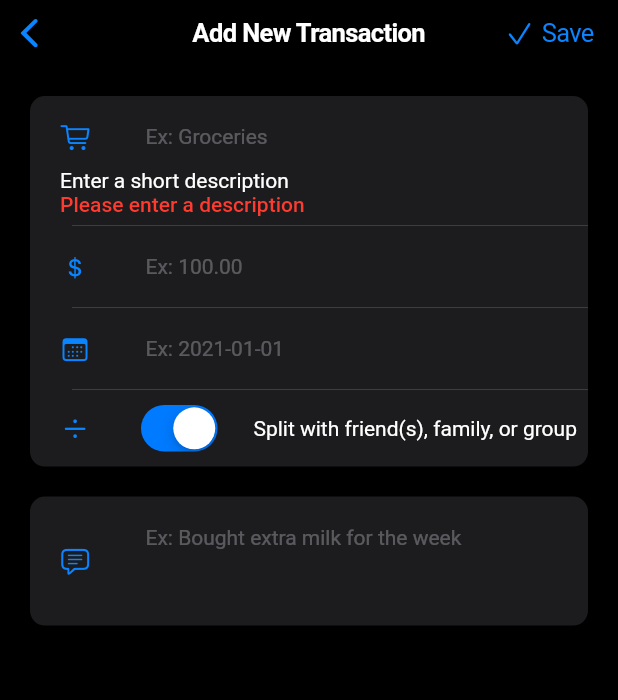
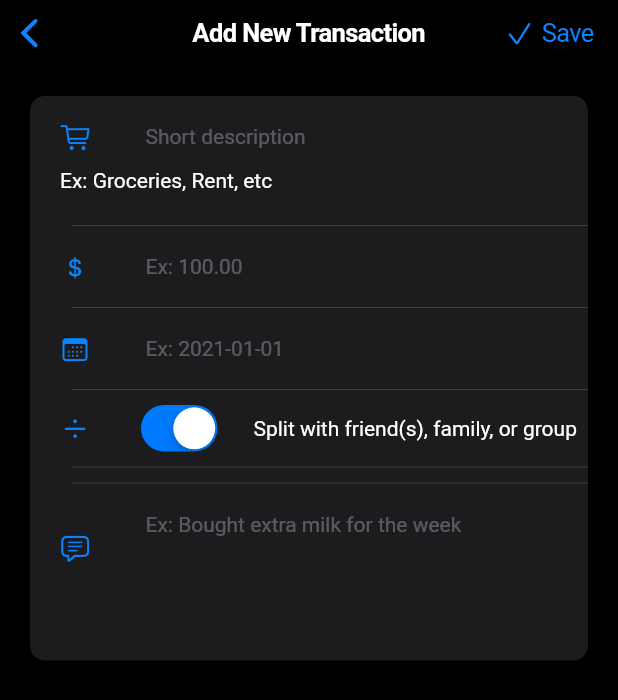
Before and after one commit to pkimtani/oma-dhan, a Flutter app: the screen it shows after launch, after a tap on an icon or button, on a phone screen of 412 x 824 dp. Shown: the top 700 px of the screen. Run offline on Flutter 3.47's test engine with Material 3 defaults, Android fonts, the phone set to English and light mode, and no system bars; our stand-ins replace drift, drift_flutter, flutter_bloc, freezed_annotation; missing offline and left inert: faker_dart; accounts and stored records are empty; generated files the repository leaves out were written again.

Commit message:
checkpoint - foundation work for transaction form

```diff
--- /dev/null
+++ b/lib/core/validators/form_field_value.dart
@@ -0,0 +1,35 @@
+import 'package:apps/core/validators/text_validator_extension.dart';
+
+class FormFieldValue {
+  final String? value;
+  final String? error;
+
+  FormFieldValue({
+    this.value,
+    this.error,
+  });
+
+  FormFieldValue.text(String? value)
+      : this(
+          value: value,
+        );
+
+  FormFieldValue.requiredText(String? value)
+      : this(
+          value: value,
+          error: value.isNotNull(),
+        );
+
+  FormFieldValue.email(String? value)
+      : this(
+          value: value,
+          error: value.isNotNull() ?? value.isEmail(),
+        );
+
+  FormFieldValue.double(String? value)
+      : this(
+          value: value,
+          error: value.isNotNull() ??
+              (double.tryParse(value!) == null ? 'Invalid number' : null),
+        );
+}
--- /dev/null
+++ b/lib/core/validators/text_validator_extension.dart
@@ -0,0 +1,15 @@
+extension TextValidatorExtension on String? {
+  String? isNotNull() {
+    if (this == null || this!.isEmpty) {
+      return 'This field is required';
+    }
+    return null;
+  }
+
+  String? isEmail() {
+    if (!RegExp(r'^[\w-\.]+@([\w-]+\.)+[\w-]{2,4}$').hasMatch(this!)) {
+      return 'Invalid email address';
+    }
+    return null;
+  }
+}
--- a/lib/main.dart
+++ b/lib/main.dart
@@ -2,8 +2,8 @@ import 'package:apps/core/app.bloc_observer.dart';
 import 'package:apps/data/transaction_data.dart';
 import 'package:apps/transactions_module/blocs/transactions_bloc.dart';
 import 'package:apps/transactions_module/events/transactions_events.dart';
-import 'package:apps/transactions_module/pages/add_new_transaction.dart';
 import 'package:apps/transactions_module/pages/grouped_transactions_list_view.dart';
+import 'package:apps/transactions_module/pages/transaction_form.dart';
 import 'package:apps/transactions_module/repositories/transaction_repository.dart';
 import 'package:apps/transactions_module/states/transactions_state.dart';
 import 'package:flutter/cupertino.dart';
@@ -91,18 +91,18 @@ class ExpenseListWidget extends StatelessWidget {
       padding: const EdgeInsets.symmetric(horizontal: 10.0),
       child: BlocBuilder<TransactionsBloc, TransactionsState>(
         builder: (BuildContext context, TransactionsState state) {
-          switch (state.status) {
-            case TransactionsStatus.fetching:
+          switch (state) {
+            case TransactionsState.initial:
               return const Center(
                 child: CupertinoActivityIndicator(),
               );
-            case TransactionsStatus.fetchSuccess:
+            case TransactionsState.fetchSuccess:
               return GroupedTransactionsListView(
                 transactions: state.transactions ?? [],
               );
-            case TransactionsStatus.fetchError:
-              return const Center(
-                child: Text('Error fetching transactions'),
+            case TransactionsState.fetchError:
+              return Center(
+                child: Text(state.message ?? 'Error fetching transactions'),
               );
             default:
               return const Center(
--- a/lib/transactions_module/blocs/add_transaction_form_bloc.dart
+++ /dev/null
@@ -1,40 +0,0 @@
-import 'package:apps/transactions_module/events/add_transaction_form_event.dart';
-import 'package:apps/transactions_module/states/add_transaction_form_state.dart';
-import 'package:flutter_bloc/flutter_bloc.dart';
-
-class AddTransactionFormBloc
-    extends Bloc<AddTransactionFormEvent, AddTransactionFormState> {
-  AddTransactionFormBloc() : super(AddTransactionFormState.initial()) {
-    on<AddTransactionFormEvent>(
-      (event, emit) => event.map(
-        init: (event) => _initAddTransactionForm(event, emit),
-        titleChanged: (event) => _titleChanged(event, emit),
-        amountChanged: (event) => _amountChanged(event, emit),
-        dateChanged: (event) => null,
-        submitting: (event) => null,
-        success: (event) => null,
-        error: (event) => null,
-      ),
-      transformer: null,
-    );
-  }
-
-  Future<void> _initAddTransactionForm(AddTransactionFormEvent event,
-      Emitter<AddTransactionFormState> emit) async {
-    emit(AddTransactionFormState.initial());
-  }
-
-  Future<void> _titleChanged(TitleChangedTransactionEvent event,
-      Emitter<AddTransactionFormState> emit) async {
-    emit(state.copyWith(
-      title: event.title,
-    ));
-  }
-
-  Future<void> _amountChanged(AmountChangedTransactionEvent event,
-      Emitter<AddTransactionFormState> emit) async {
-    emit(state.copyWith(
-      amount: double.parse(event.amount),
-    ));
-  }
-}
--- /dev/null
+++ b/lib/transactions_module/blocs/transaction_form_bloc.dart
@@ -0,0 +1,47 @@
+import 'package:apps/core/validators/form_field_value.dart';
+import 'package:apps/transactions_module/events/transaction_form_event.dart';
+import 'package:apps/transactions_module/states/transaction_form_state.dart';
+import 'package:flutter_bloc/flutter_bloc.dart';
+
+class TransactionFormBloc
+    extends Bloc<TransactionFormEvent, TransactionFormState> {
+  TransactionFormBloc() : super(TransactionFormState.initial()) {
+    on<TransactionFormEvent>(
+      (event, emit) => event.map(
+        init: (event) => _initAddTransactionForm(event, emit),
+        titleChanged: (event) => _formChanged(event, emit),
+        notesChanged: (event) => _formChanged(event, emit),
+        amountChanged: (event) => _formChanged(event, emit),
+        submitting: (event) => null,
+        success: (event) => null,
+        error: (event) => null,
+      ),
+      transformer: null,
+    );
+  }
+
+  Future<void> _initAddTransactionForm(
+      TransactionFormEvent event, Emitter<TransactionFormState> emit) async {
+    emit(TransactionFormState.initial());
+  }
+
+  Future<void> _formChanged(
+      TransactionFormEvent event, Emitter<TransactionFormState> emit) async {
+    switch (event) {
+      case TitleChangedTransactionEvent(:final title):
+        emit(TransactionFormState.editing(
+            state.copyWith(title: FormFieldValue.requiredText(title))));
+        break;
+      case NotesChangedTransactionEvent(:final notes):
+        emit(TransactionFormState.editing(
+            state.copyWith(notes: FormFieldValue.text(notes))));
+        break;
+      case AmountChangedTransactionEvent(:final amount):
+        emit(TransactionFormState.editing(
+            state.copyWith(amount: FormFieldValue.double(amount))));
+        break;
+      default:
+        break;
+    }
+  }
+}
--- a/lib/transactions_module/blocs/transactions_bloc.dart
+++ b/lib/transactions_module/blocs/transactions_bloc.dart
@@ -34,8 +34,9 @@ class TransactionsBloc extends Bloc<TransactionsEvent, TransactionsState> {
     }
   }
 
+  // TODO: pass value to error event so we can add the event instead of emitting the state
   void _errorLoadingTransactions(
       TransactionsEvent event, Emitter<TransactionsState> emit) {
-    emit(TransactionsState.fetchError('Error loading transactions'));
+    emit(TransactionsState.fetchError('Error loading transaction(s)'));
   }
 }
--- a/lib/transactions_module/events/add_transaction_form_event.dart
+++ /dev/null
@@ -1,34 +0,0 @@
-import 'package:freezed_annotation/freezed_annotation.dart';
-
-part 'add_transaction_form_event.freezed.dart';
-
-@freezed
-sealed class AddTransactionFormEvent with _$AddTransactionFormEvent {
-  const AddTransactionFormEvent._();
-
-  // initialize form
-  const factory AddTransactionFormEvent.init() = InitTransactionFormEvent;
-
-  // update title field
-  const factory AddTransactionFormEvent.titleChanged(String title) =
-      TitleChangedTransactionEvent;
-
-  // update amount field
-  const factory AddTransactionFormEvent.amountChanged(String amount) =
-      AmountChangedTransactionEvent;
-
-  // update date field
-  const factory AddTransactionFormEvent.dateChanged(DateTime date) =
-      DateChangedTransactionEvent;
-
-  // submit transaction
-  const factory AddTransactionFormEvent.submitting() =
-      SubmittingTransactionEvent;
-
-  // submit success
-  const factory AddTransactionFormEvent.success() =
-      SuccessSavingTransactionEvent;
-
-  // error saving transaction
-  const factory AddTransactionFormEvent.error() = ErrorSavingTransactionEvent;
-}
--- /dev/null
+++ b/lib/transactions_module/events/transaction_form_event.dart
@@ -0,0 +1,34 @@
+import 'package:freezed_annotation/freezed_annotation.dart';
+
+part 'transaction_form_event.freezed.dart';
+
+@freezed
+sealed class TransactionFormEvent with _$TransactionFormEvent {
+  const TransactionFormEvent._();
+
+  // initialize form
+  const factory TransactionFormEvent.init() = InitTransactionFormEvent;
+
+  // update title field
+  const factory TransactionFormEvent.titleChanged(String title) =
+      TitleChangedTransactionEvent;
+
+  // update notes field
+  const factory TransactionFormEvent.notesChanged(String notes) =
+      NotesChangedTransactionEvent;
+
+  // update amount field
+  const factory TransactionFormEvent.amountChanged(String amount) =
+      AmountChangedTransactionEvent;
+
+  // update date field
+
+  // submit transaction
+  const factory TransactionFormEvent.submitting() = SubmittingTransactionEvent;
+
+  // submit success
+  const factory TransactionFormEvent.success() = SuccessSavingTransactionEvent;
+
+  // error saving transaction
+  const factory TransactionFormEvent.error() = ErrorSavingTransactionEvent;
+}
--- a/lib/transactions_module/pages/add_new_transaction.dart
+++ b/lib/transactions_module/pages/transaction_form.dart
@@ -1,23 +1,18 @@
-import 'package:apps/transactions_module/blocs/add_transaction_form_bloc.dart';
-import 'package:apps/transactions_module/events/add_transaction_form_event.dart';
-import 'package:apps/transactions_module/states/add_transaction_form_state.dart';
+import 'package:apps/transactions_module/blocs/transaction_form_bloc.dart';
+import 'package:apps/transactions_module/events/transaction_form_event.dart';
+import 'package:apps/transactions_module/states/transaction_form_state.dart';
 import 'package:apps/widgets/text_field_form_row.dart';
 import 'package:flutter/cupertino.dart';
 import 'package:flutter_bloc/flutter_bloc.dart';
 
-class AddNewTransaction extends StatefulWidget {
+class AddNewTransaction extends StatelessWidget {
   const AddNewTransaction({super.key});
 
-  @override
-  State<AddNewTransaction> createState() => _AddNewTransactionState();
-}
-
-class _AddNewTransactionState extends State<AddNewTransaction> {
   @override
   Widget build(BuildContext context) {
     return BlocProvider(
       create: (context) =>
-          AddTransactionFormBloc()..add(const AddTransactionFormEvent.init()),
+          TransactionFormBloc()..add(const TransactionFormEvent.init()),
       child: CupertinoPageScaffold(
         navigationBar: CupertinoNavigationBar(
           middle: const Text('Add New Transaction'),
@@ -45,19 +40,23 @@ class _AddNewTransactionState extends State<AddNewTransaction> {
             const Padding(
               padding: EdgeInsets.only(top: 20),
             ),
-            BlocBuilder<AddTransactionFormBloc, AddTransactionFormState>(
+            BlocBuilder<TransactionFormBloc, TransactionFormState>(
               builder: (context, state) {
                 return CupertinoFormSection.insetGrouped(
                   children: [
                     // short description text field
                     TextFieldFormRow(
-                      placeholder: 'Ex: Groceries',
-                      // TODO: Localise and make dynamic
-                      errorMessage: 'Please enter a description',
-                      helperText: 'Enter a short description',
+                      placeholder:
+                          'Short description', // TODO: Localise and make dynamic
+                      errorMessage: state.title?.error ??
+                          '', // TODO: hide error on first load
+                      helperText: state.title?.error != null
+                          ? ''
+                          : 'Ex: Groceries, Rent, etc',
+                      icon: CupertinoIcons.cart,
                       onChanged: (value) {
-                        context.read<AddTransactionFormBloc>().add(
-                              AddTransactionFormEvent.titleChanged(value),
+                        context.read<TransactionFormBloc>().add(
+                              TransactionFormEvent.titleChanged(value),
                             );
                       },
                     ),
@@ -137,35 +136,25 @@ class _AddNewTransactionState extends State<AddNewTransaction> {
                         ],
                       ),
                     ),
-                  ],
-                );
-              },
-            ),
+
                     const SizedBox(
                       height: 10,
                     ),
 
                     // additional form for other info like notes
-            CupertinoFormSection.insetGrouped(
-              children: [
-                CupertinoFormRow(
-                  child: Row(
-                    children: <Widget>[
-                      const Icon(
-                        CupertinoIcons.text_bubble,
-                        size: 20,
-                      ),
-                      const SizedBox(width: 10),
-                      Expanded(
-                        child: CupertinoTextFormFieldRow(
+                    TextFieldFormRow(
                       placeholder: 'Ex: Bought extra milk for the week',
+                      icon: CupertinoIcons.text_bubble,
                       maxLines: 3,
-                        ),
-                      )
-                    ],
-                  ),
+                      onChanged: (String value) {
+                        context.read<TransactionFormBloc>().add(
+                              TransactionFormEvent.notesChanged(value),
+                            );
+                      },
                     ),
                   ],
+                );
+              },
             ),
           ],
         ),
--- a/lib/transactions_module/states/add_transaction_form_state.dart
+++ /dev/null
@@ -1,34 +0,0 @@
-import 'package:apps/transactions_module/models/transaction.dart';
-import 'package:freezed_annotation/freezed_annotation.dart';
-
-part 'add_transaction_form_state.freezed.dart';
-
-@freezed
-class AddTransactionFormState with _$AddTransactionFormState {
-  const AddTransactionFormState._();
-
-  const factory AddTransactionFormState({
-    required String title,
-    required String description,
-    required double amount,
-    required DateTime date,
-  }) = _AddTransactionFormState;
-
-  factory AddTransactionFormState.initial() {
-    return AddTransactionFormState(
-      title: '',
-      description: '',
-      amount: 0,
-      date: DateTime.now(),
-    );
-  }
-
-  factory AddTransactionFormState.add(Transaction transaction) {
-    return AddTransactionFormState(
-      title: transaction.title,
-      description: transaction.notes ?? '',
-      amount: transaction.amount,
-      date: transaction.transactionDate,
-    );
-  }
-}
--- /dev/null
+++ b/lib/transactions_module/states/transaction_form_state.dart
@@ -0,0 +1,45 @@
+import 'package:apps/core/validators/form_field_value.dart';
+import 'package:freezed_annotation/freezed_annotation.dart';
+
+part 'transaction_form_state.freezed.dart';
+
+///
+/// States:
+/// Initial - initial state for a new form
+/// Editing - state when the form is being edited
+/// Saving - state when the form is saving
+/// Saved - state when the form is saved successfully
+/// SaveError - state when the form has an error
+/// Loading - state when the form is loading data
+/// Loaded - state when the form has loaded data
+/// LoadError - state when the form has an error loading data
+/// Deleting - state when the form is deleting data
+/// Deleted - state when the form has deleted data
+/// DeleteError - state when the form has an error deleting data
+
+@freezed
+class TransactionFormState with _$TransactionFormState {
+  const TransactionFormState._();
+
+  const factory TransactionFormState({
+    FormFieldValue? title,
+    FormFieldValue? notes,
+    FormFieldValue? amount,
+    DateTime? date,
+    String? saveError,
+    String? loadError,
+    String? deleteError,
+  }) = _AddTransactionFormState;
+
+  factory TransactionFormState.initial() => const TransactionFormState();
+
+  factory TransactionFormState.editing(TransactionFormState transaction) =>
+      transaction;
+
+  factory TransactionFormState.saving() => const TransactionFormState();
+
+  factory TransactionFormState.saved() => const TransactionFormState();
+
+  factory TransactionFormState.saveError(TransactionFormState transaction) =>
+      transaction;
+}
--- a/lib/transactions_module/states/transactions_state.dart
+++ b/lib/transactions_module/states/transactions_state.dart
@@ -2,27 +2,18 @@ import 'package:apps/transactions_module/models/transaction.dart';
 import 'package:freezed_annotation/freezed_annotation.dart';
 
 part 'transactions_state.freezed.dart';
-
-enum TransactionsStatus {
-  initial, // when there are no transactions available
-  fetching, // when transactions are being loaded
-  fetchSuccess, // when transactions are loaded
-  fetchError, // when there is an error loading transactions
-}
 
 @freezed
 sealed class TransactionsState with _$TransactionsState {
   const TransactionsState._();
 
   const factory TransactionsState({
-    required TransactionsStatus status,
     String? message,
     List<Transaction>? transactions,
   }) = _TransactionState;
 
   factory TransactionsState.initial() {
     return TransactionsState(
-      status: TransactionsStatus.initial,
       message: null,
       transactions: [Transaction.nullTransaction],
     );
@@ -30,7 +21,6 @@ sealed class TransactionsState with _$TransactionsState {
 
   factory TransactionsState.fetching() {
     return const TransactionsState(
-      status: TransactionsStatus.fetching,
       message: null,
       transactions: null,
     );
@@ -38,7 +28,6 @@ sealed class TransactionsState with _$TransactionsState {
 
   factory TransactionsState.fetchSuccess(List<Transaction> transactions) {
     return TransactionsState(
-      status: TransactionsStatus.fetchSuccess,
       message: null,
       transactions: transactions,
     );
@@ -46,7 +35,6 @@ sealed class TransactionsState with _$TransactionsState {
 
   factory TransactionsState.fetchError(String message) {
     return TransactionsState(
-      status: TransactionsStatus.fetchError,
       message: message,
       transactions: null,
     );
--- a/lib/widgets/text_field_form_row.dart
+++ b/lib/widgets/text_field_form_row.dart
@@ -2,33 +2,35 @@ import 'package:flutter/cupertino.dart';
 
 class TextFieldFormRow extends StatelessWidget {
   final String placeholder;
-  final String errorMessage;
-  final String helperText;
+  final IconData icon;
+  final String? errorMessage;
+  final String? helperText;
+  final int? maxLines;
   final ValueChanged<String>? onChanged;
 
   const TextFieldFormRow({
     super.key,
     required this.placeholder,
-    required this.errorMessage,
-    required this.helperText,
+    required this.icon,
+    this.errorMessage,
+    this.helperText,
+    this.maxLines,
     required this.onChanged,
   });
 
   @override
   Widget build(BuildContext context) {
     return CupertinoFormRow(
-      error: Text(errorMessage),
-      helper: Text(helperText),
+      error: Text(errorMessage ?? ''),
+      helper: Text(helperText ?? ''),
       child: Row(
         children: <Widget>[
-          const Icon(
-            CupertinoIcons.cart,
-            size: 20,
-          ),
+          Icon(icon, size: 20),
           const SizedBox(width: 10),
           Expanded(
             child: CupertinoTextFormFieldRow(
               placeholder: placeholder,
+              maxLines: maxLines,
               onChanged: onChanged,
             ),
           )
```
Also changed, not shown: lib/transactions_module/events/transaction_form_event.freezed.dart, lib/transactions_module/states/add_transaction_form_state.freezed.dart (deleted), lib/transactions_module/states/transaction_form_state.freezed.dart (added), lib/transactions_module/states/transactions_state.freezed.dart. Lines whose indentation alone changed are shown as unchanged.
